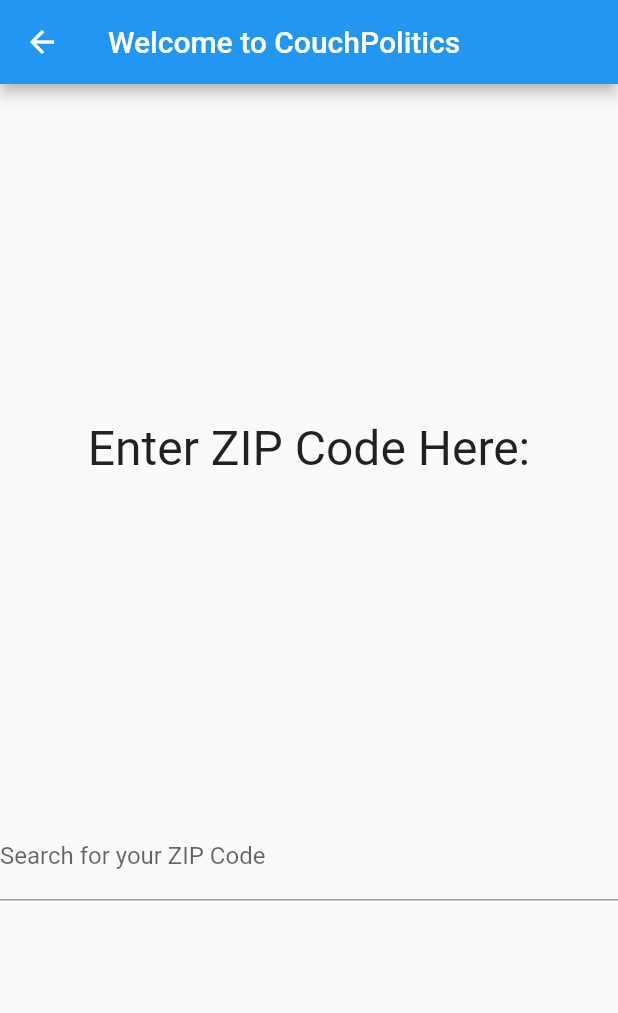
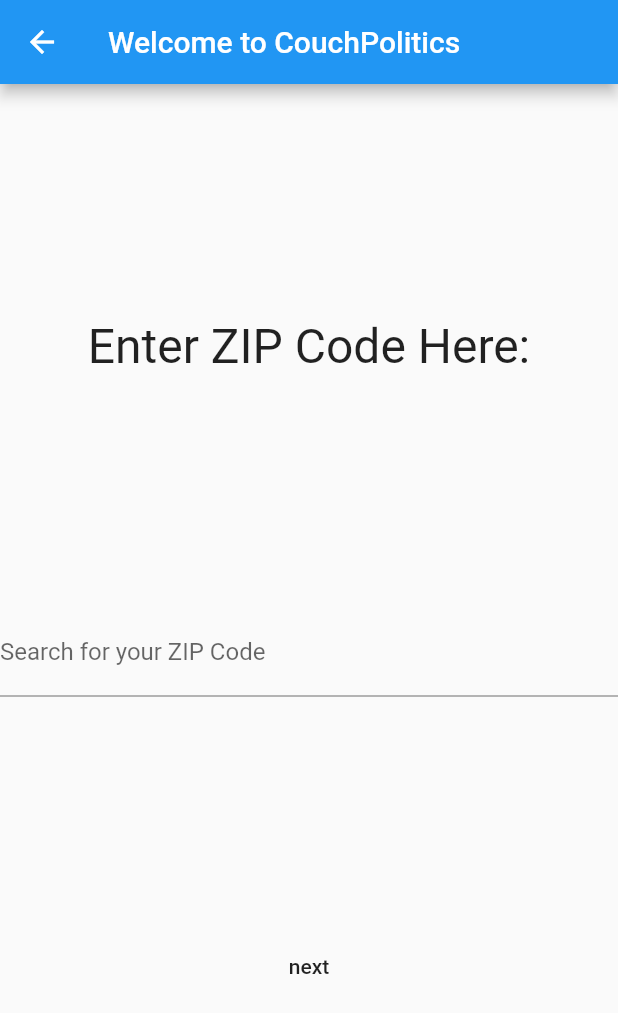
Before and after one commit to 20iyerd/hack_cincinnati_2019, a Flutter app: the screen it shows after launch, on a phone screen of 412 x 824 dp. Shown: the top 1013 px of the screen. Run offline on Flutter 3.47's test engine with Material 2 defaults, Android fonts, the phone set to English and light mode, and no system bars.

Commit message:
submit button

```diff
--- a/lib/home.dart
+++ b/lib/home.dart
@@ -5,14 +5,12 @@ import 'package:flutter/material.dart';
 class HomePage extends StatelessWidget {
   @override
   Widget build(BuildContext context) {
-
     return Scaffold(
       appBar: AppBar(
         title: Text('Welcome to CouchPolitics'),
       ),
       body: Center(
-          child:
-          Column(
+          child: Column(
         mainAxisAlignment: MainAxisAlignment.spaceEvenly,
         children: [
           Text(
@@ -24,15 +22,17 @@ class HomePage extends StatelessWidget {
             ),
           ),
           TextFormField(
-            decoration: InputDecoration(
-                labelText: 'Search for your ZIP Code'
+            decoration: InputDecoration(labelText: 'Search for your ZIP Code'),
           ),
-          )
-
+          FlatButton(
+            child: Text('next'),
+            onPressed: () {
+              Navigator.of(context).pushNamed('/listIcons'); //TODO: FIX!
+            },
+            color: Colors.transparent,
+          ),
         ],
-          )
-          ),
-
+      )),
     );
   }
 }
```
Lines whose indentation alone changed are shown as unchanged.
